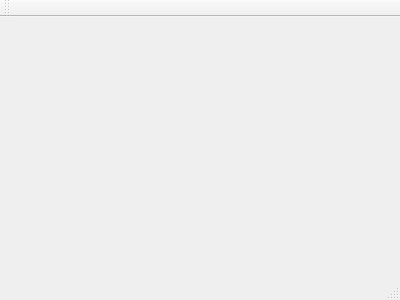
Before: the Qt Designer form mainwindow.ui in 1VikaLox1/OOP_labs, drawn with Qt 5.
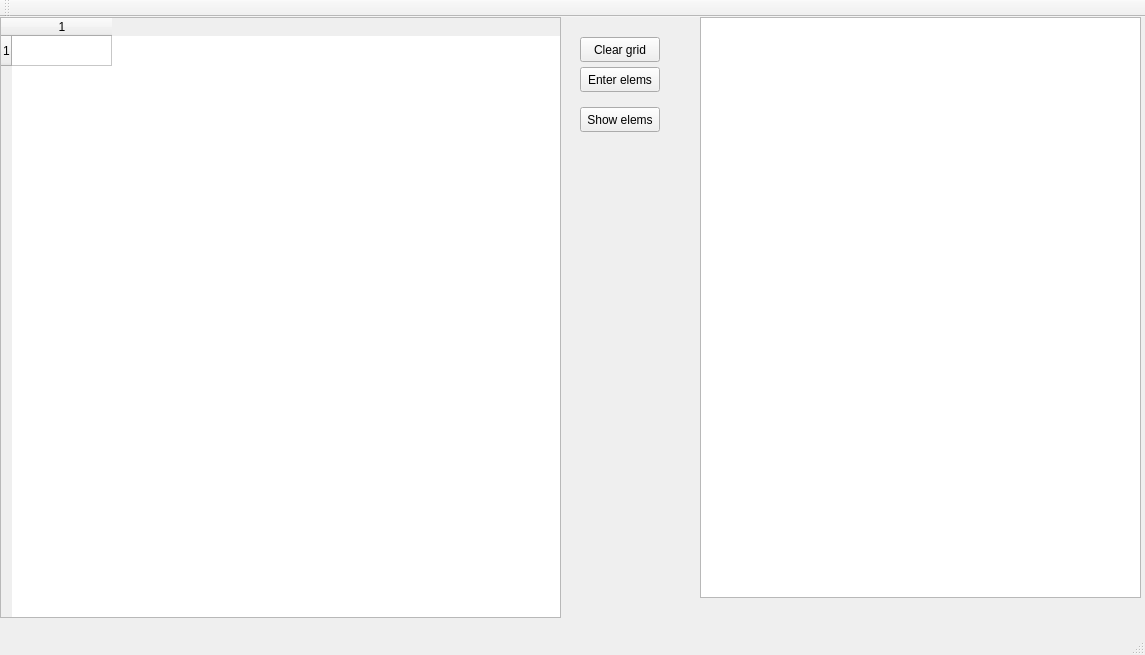
After: the same form once the commit is applied.

The edit to the form file:
```diff
--- a/mainwindow.ui
+++ b/mainwindow.ui
@@ -1,24 +1,107 @@
 <ui version="4.0">
  <class>MainWindow</class>
- <widget class="QMainWindow" name="MainWindow" >
-  <property name="geometry" >
+ <widget class="QMainWindow" name="MainWindow">
+  <property name="geometry">
    <rect>
     <x>0</x>
     <y>0</y>
-    <width>400</width>
-    <height>300</height>
+    <width>1145</width>
+    <height>655</height>
    </rect>
   </property>
   <property name="windowTitle" >
    <string>MainWindow</string>
   </property>
-  <widget class="QMenuBar" name="menuBar" />
-  <widget class="QToolBar" name="mainToolBar" />
-  <widget class="QWidget" name="centralWidget" />
-  <widget class="QStatusBar" name="statusBar" />
+  <widget class="QWidget" name="centralWidget">
+   <widget class="QTableWidget" name="tableWidget">
+    <property name="geometry">
+     <rect>
+      <x>0</x>
+      <y>0</y>
+      <width>561</width>
+      <height>601</height>
+     </rect>
+    </property>
+    <property name="rowCount">
+     <number>1</number>
+    </property>
+    <property name="columnCount">
+     <number>1</number>
+    </property>
+    <row/>
+    <column/>
+   </widget>
+   <widget class="QPlainTextEdit" name="plainTextEdit">
+    <property name="geometry">
+     <rect>
+      <x>700</x>
+      <y>0</y>
+      <width>441</width>
+      <height>581</height>
+     </rect>
+    </property>
+   </widget>
+   <widget class="QPushButton" name="clearGrid">
+    <property name="geometry">
+     <rect>
+      <x>580</x>
+      <y>20</y>
+      <width>80</width>
+      <height>25</height>
+     </rect>
+    </property>
+    <property name="text">
+     <string>Clear grid</string>
+    </property>
+   </widget>
+   <widget class="QPushButton" name="enterElemsBtn">
+    <property name="geometry">
+     <rect>
+      <x>580</x>
+      <y>50</y>
+      <width>80</width>
+      <height>25</height>
+     </rect>
+    </property>
+    <property name="text">
+     <string>Enter elems</string>
+    </property>
+   </widget>
+   <widget class="QPushButton" name="ShowElemsBtn">
+    <property name="geometry">
+     <rect>
+      <x>580</x>
+      <y>90</y>
+      <width>80</width>
+      <height>25</height>
+     </rect>
+    </property>
+    <property name="text">
+     <string>Show elems</string>
+    </property>
+   </widget>
+  </widget>
+  <widget class="QMenuBar" name="menuBar">
+   <property name="geometry">
+    <rect>
+     <x>0</x>
+     <y>0</y>
+     <width>1145</width>
+     <height>25</height>
+    </rect>
+   </property>
+  </widget>
+  <widget class="QToolBar" name="mainToolBar">
+   <attribute name="toolBarArea">
+    <enum>TopToolBarArea</enum>
+   </attribute>
+   <attribute name="toolBarBreak">
+    <bool>false</bool>
+   </attribute>
+  </widget>
+  <widget class="QStatusBar" name="statusBar"/>
  </widget>
- <layoutDefault spacing="6" margin="11" />
- <pixmapfunction></pixmapfunction>
+ <layoutdefault spacing="6" margin="11"/>
  <resources/>
  <connections/>
 </ui>
```
Left out of the diff: 3 changed lines with no effect on the pictures.
